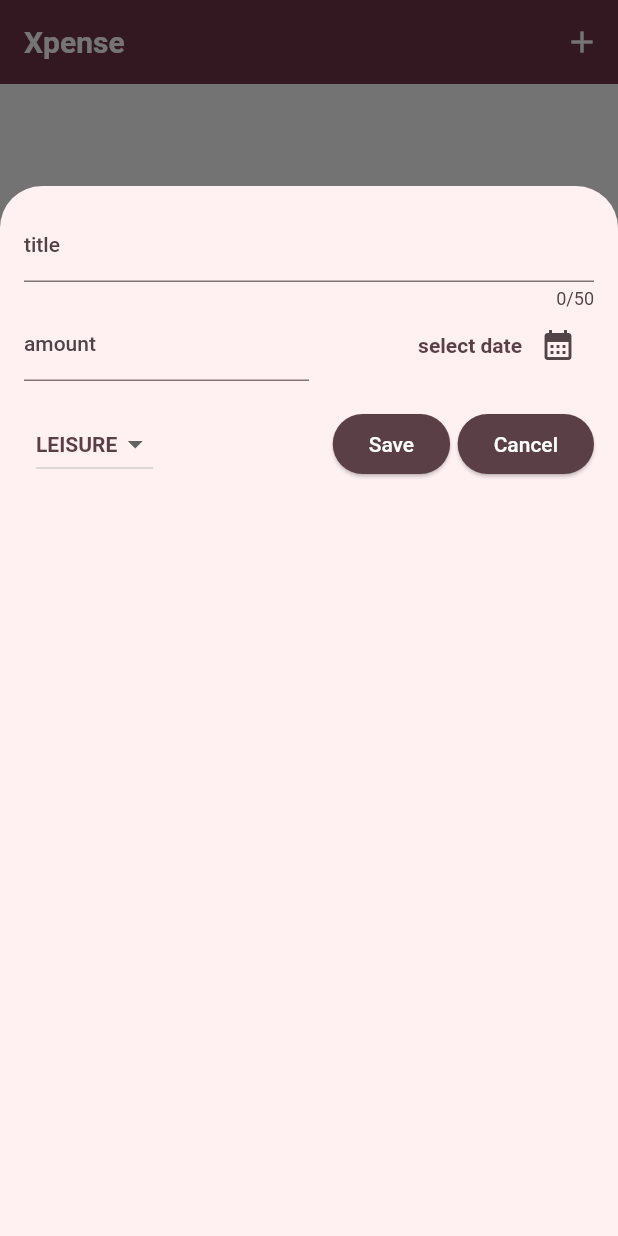
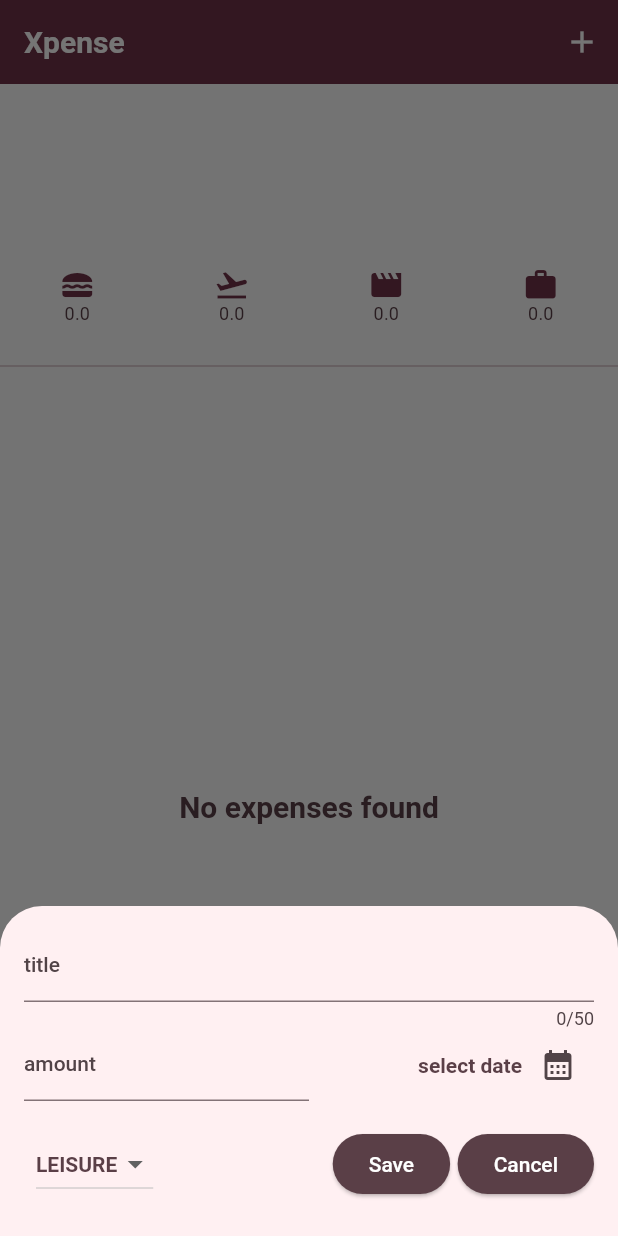
Before and after one commit to WlcmToMyRepo/ExpenseTracker, a Flutter app: the screen it shows after launch, after a tap on the "add" icon, on a phone screen of 412 x 824 dp. Run offline on Flutter 3.47's test engine with Material 2 defaults, Android fonts, the phone set to English and light mode, and no system bars.

Commit message:
added responsiveness

```diff
--- a/lib/chart/bar.dart
+++ b/lib/chart/bar.dart
@@ -1,4 +1,3 @@
-import 'package:expense_tracker/models/expense_data.dart';
 import 'package:flutter/material.dart';
 
 class Bar extends StatelessWidget {
--- a/lib/chart/bar_chart.dart
+++ b/lib/chart/bar_chart.dart
@@ -1,5 +1,3 @@
-import 'dart:math';
-
 import 'package:expense_tracker/chart/bar.dart';
 import 'package:expense_tracker/models/expense_data.dart';
 import 'package:flutter/material.dart';
--- a/lib/expense_list.dart
+++ b/lib/expense_list.dart
@@ -21,8 +21,10 @@ class ExpenseList extends StatelessWidget {
 
   @override
   Widget build(BuildContext context) {
+    print("EXPANSE DATA $expenseData");
     return Container(
         child: ListView.builder(
+      shrinkWrap: true,
       itemCount: expenseData.length,
       itemBuilder: (context, index) => Dismissible(
         background: Container(color: Theme.of(context).colorScheme.error),
--- a/lib/expenses.dart
+++ b/lib/expenses.dart
@@ -53,6 +53,10 @@ class _ExpensesState extends State<Expenses> {
 
   @override
   Widget build(BuildContext context) {
+    final double width = MediaQuery.of(context).size.width;
+    print(MediaQuery.of(context).size.width);
+    print(MediaQuery.of(context).size.height);
+
     Widget content = Center(
       child: Text("No expenses found",
           style: Theme.of(context).textTheme.titleLarge),
@@ -71,18 +75,27 @@ class _ExpensesState extends State<Expenses> {
               onPressed: _openAddExpenseOverlay, icon: const Icon(Icons.add))
         ],
       ),
-      body: Column(
+      body: (width < 600)
+          ? Column(
               mainAxisAlignment: MainAxisAlignment.start,
               children: [
                 BarChart(data: expenseData),
                 const Divider(),
                 Expanded(child: content),
               ],
-      ),
+            )
+          : Row(
+              mainAxisAlignment: MainAxisAlignment.start,
+              children: [
+                Expanded(child: BarChart(data: expenseData)),
+                const VerticalDivider(),
+                Expanded(child: content),
+              ],
               // child: Column(
               //   mainAxisAlignment: MainAxisAlignment.start,
               //   mainAxisSize: MainAxisSize.max,
               //   children: [/*const Text("The Chart"), */ content]
+            ),
     );
   }
 }
--- a/lib/new_expense.dart
+++ b/lib/new_expense.dart
@@ -65,9 +65,10 @@ class _NewExpenseState extends State<NewExpense> {
 
   @override
   Widget build(BuildContext context) {
-    return Container(
-      height: 700,
-      padding: const EdgeInsets.all(16),
+    final double keyBoardHeight = MediaQuery.of(context).viewInsets.bottom;
+    return SingleChildScrollView(
+      child: Container(
+        padding: EdgeInsets.fromLTRB(16, 16, 16, keyBoardHeight + 16),
         child: Column(
           children: [
             TextField(
@@ -142,6 +143,7 @@ class _NewExpenseState extends State<NewExpense> {
             )
           ],
         ),
+      ),
     );
   }
 }
```
Lines whose indentation alone changed are shown as unchanged.
